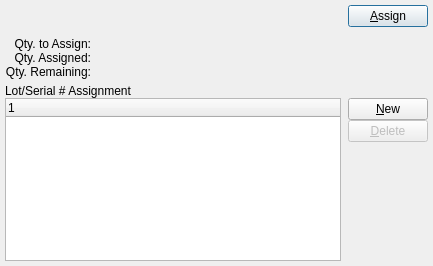
The window that guiclient/assignLotSerial.ui (Pegasus-RPG/xtuple-client) describes before a commit, drawn with Qt 5.
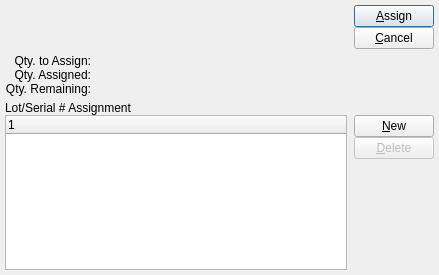
The same window after the commit. Custom widgets are drawn as their Qt base class.

Commit message: issue #6149:  GUI changes to support lot/serial distribution cancelation, starting with inventory adjustment.

```diff
--- a/guiclient/assignLotSerial.ui
+++ b/guiclient/assignLotSerial.ui
@@ -8,8 +8,8 @@
    <rect>
     <x>0</x>
     <y>0</y>
-    <width>433</width>
-    <height>266</height>
+    <width>439</width>
+    <height>275</height>
    </rect>
   </property>
   <property name="windowTitle" >
@@ -81,6 +81,13 @@
            </property>
           </widget>
          </item>
+         <item>
+          <widget class="QPushButton" name="_cancel" >
+           <property name="text" >
+            <string>&amp;Cancel</string>
+           </property>
+          </widget>
+         </item>
          <item>
           <spacer>
            <property name="orientation" >
@@ -321,19 +328,15 @@
  <layoutdefault spacing="5" margin="5" />
  <pixmapfunction>qPixmapFromMimeSource</pixmapfunction>
  <customwidgets>
-  <customwidget>
-   <class>XTreeWidget</class>
-   <extends>QTreeWidget</extends>
-   <header>xtreewidget.h</header>
-   <container>0</container>
-   <pixmap></pixmap>
-  </customwidget>
   <customwidget>
    <class>ItemCluster</class>
    <extends>QWidget</extends>
    <header>itemcluster.h</header>
-   <container>0</container>
-   <pixmap></pixmap>
+  </customwidget>
+  <customwidget>
+   <class>XTreeWidget</class>
+   <extends>QTreeWidget</extends>
+   <header>xtreewidget.h</header>
   </customwidget>
  </customwidgets>
  <tabstops>
```
Left out of the diff: 168 changed lines with no effect on the pictures. The commit also changes 6 other files.
